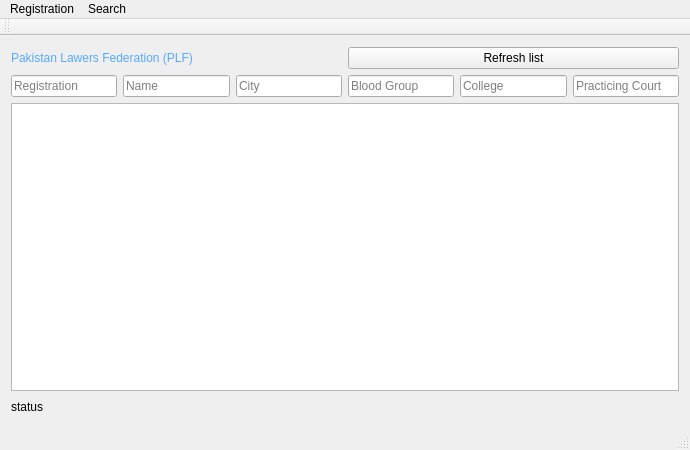
First picture: the form in mainwindow.ui, repository ZeroCoolHacker/PLFDirectory, before the edit.
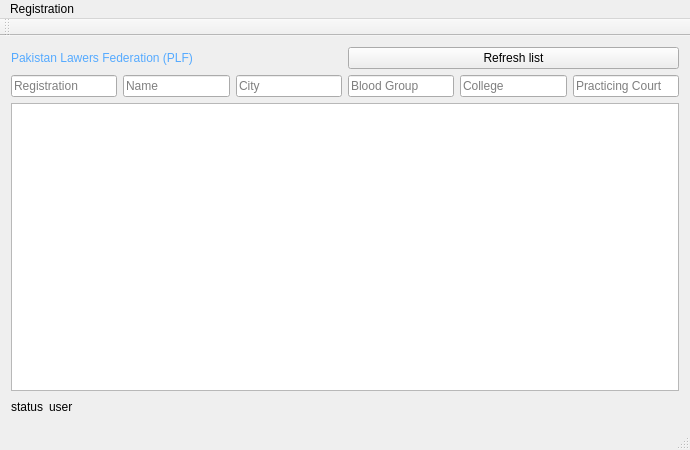
Second picture: the form after the edit.

Commit message:
added type column to users table
admin
manager
standard

added permissions
Added a user class

What changed in the file:
```diff
--- a/mainwindow.ui
+++ b/mainwindow.ui
@@ -105,6 +105,13 @@
         </property>
        </widget>
       </item>
+      <item>
+       <widget class="QLabel" name="user_label">
+        <property name="text">
+         <string>user</string>
+        </property>
+       </widget>
+      </item>
       <item>
        <spacer name="horizontalSpacer">
         <property name="orientation">
@@ -136,19 +143,9 @@
      <string>Registration</string>
     </property>
     <addaction name="actionAdd"/>
-   </widget>
-   <widget class="QMenu" name="menuSearch">
-    <property name="title">
-     <string>Search</string>
-    </property>
-    <addaction name="actionBy_Name"/>
-    <addaction name="actionBy_Blood_Group"/>
-    <addaction name="actionBy_Registration_Number"/>
-    <addaction name="actionBy_City"/>
-    <addaction name="actionBy_Session_year"/>
+    <addaction name="actionUsers"/>
    </widget>
    <addaction name="menuFile"/>
-   <addaction name="menuSearch"/>
   </widget>
   <widget class="QToolBar" name="mainToolBar">
    <attribute name="toolBarArea">
```
Left out of the diff: 5 changed lines with no effect on the pictures. The commit also changes 11 other files.
